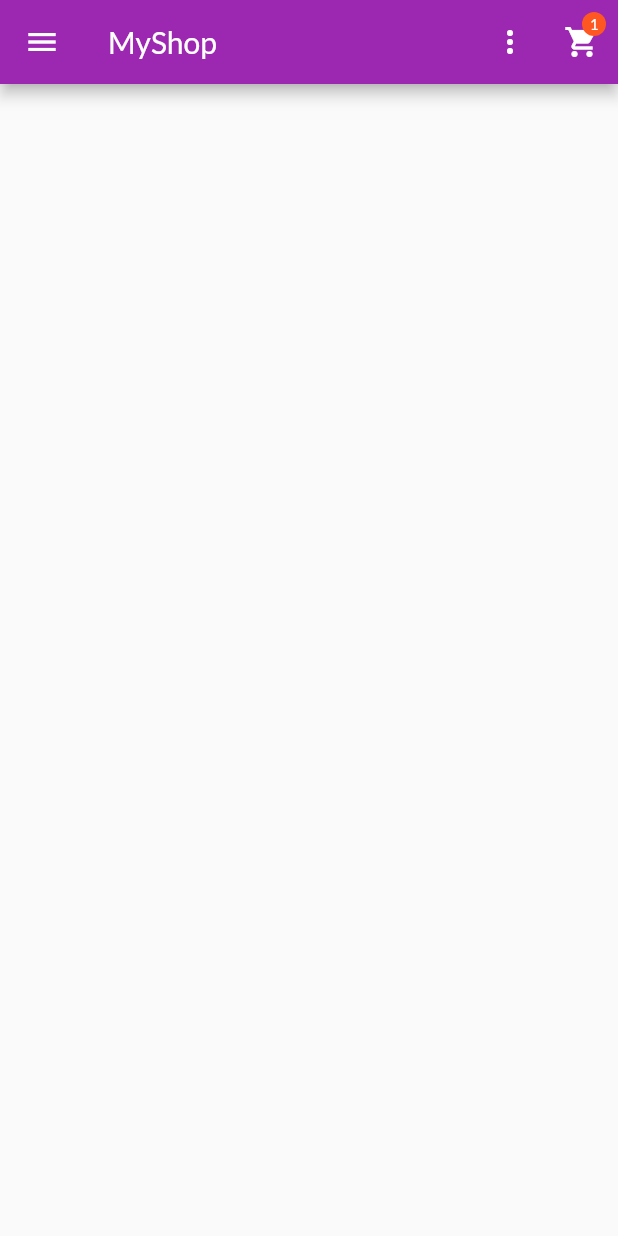
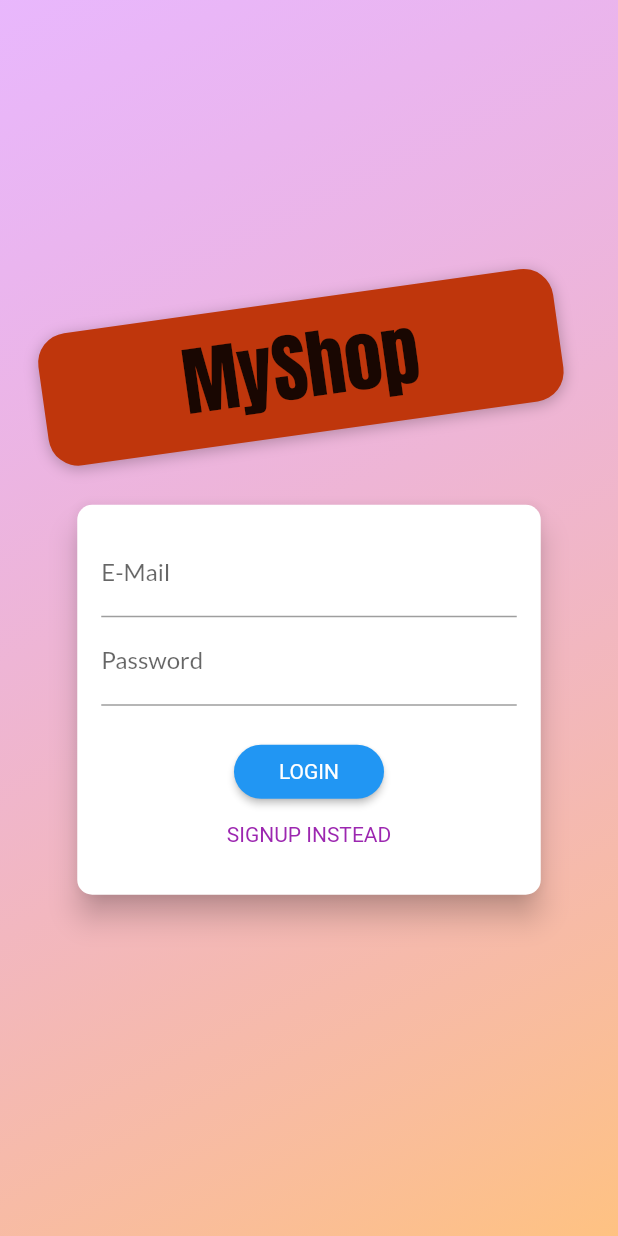
Before and after one commit to atjpta/ct484-myshop, a Flutter app: the screen it shows after launch, on a phone screen of 412 x 824 dp. Run offline on Flutter 3.47's test engine with Material 2 defaults, Android fonts, the phone set to English and light mode, and no system bars; our stand-ins replace flutter_dotenv, shared_preferences.

```diff
--- a/analysis_options.yaml
+++ b/analysis_options.yaml
@@ -22,7 +22,7 @@ linter:
   # `// ignore_for_file: name_of_lint` syntax on the line or in the file
   # producing the lint.
   rules:
-    # avoid_print: false  # Uncomment to disable the `avoid_print` rule
+    avoid_print: false  # Uncomment to disable the `avoid_print` rule
     # prefer_single_quotes: true  # Uncomment to enable the `prefer_single_quotes` rule
 
 # Additional information about this file can be found at
--- a/lib/main.dart
+++ b/lib/main.dart
@@ -1,9 +1,14 @@
 import 'package:flutter/material.dart';
+import 'package:flutter_dotenv/flutter_dotenv.dart';
 import 'package:myshop/ui/screens.dart';
 import 'package:provider/provider.dart';
 import 'ui/products/edit_product_screen.dart';
 
-void main() {
+import 'ui/screens.dart';
+
+Future<void> main() async {
+  // (1) load the .env file
+  await dotenv.load();
   runApp(const MyApp());
 }
 
@@ -15,6 +20,10 @@ class MyApp extends StatelessWidget {
   Widget build(BuildContext context) {
     return MultiProvider(
       providers: [
+        // (2) create and provide AuthManager
+        ChangeNotifierProvider(
+          create: (ctx) => AuthManager(),
+        ),
         ChangeNotifierProvider(
           create: (ctx) => ProductsManager(),
         ),
@@ -25,7 +34,9 @@ class MyApp extends StatelessWidget {
           create: (ctx) => OrdersManager(),
         ),
       ],
-      child: MaterialApp(
+      // (3) consume the AuthManager instance
+      child: Consumer<AuthManager>(builder: (cxt, authManager, child) {
+        return MaterialApp(
           title: 'Myshop',
           debugShowCheckedModeBanner: false,
           theme: ThemeData(
@@ -36,7 +47,15 @@ class MyApp extends StatelessWidget {
               secondary: Colors.deepOrange,
             ),
           ),
-        home: const ProductsOverviewScreen(),
+          home: authManager.isAuth
+              ? const ProductsOverviewScreen()
+              : FutureBuilder(
+                  future: authManager.tryAutoLogin(),
+                  builder: (context, snapshot) {
+                    return snapshot.connectionState == ConnectionState.waiting
+                        ? const SplashScreen()
+                        : const AuthScreen();
+                  }),
           routes: {
             CartScreen.routeName: (ctx) => const CartScreen(),
             OrdersScreen.routeName: (ctx) => const OrdersScreen(),
@@ -66,7 +85,8 @@ class MyApp extends StatelessWidget {
             }
             return null;
           },
-      ),
+        );
+      }),
     );
   }
 }
--- /dev/null
+++ b/lib/models/auth_token.dart
@@ -0,0 +1,48 @@
+class AuthToken {
+  final String _token;
+  final String _userId;
+  final DateTime _expiryDate;
+
+  AuthToken({
+    token,
+    userId,
+    expiryDate,
+  })  : _token = token,
+        _userId = userId,
+        _expiryDate = expiryDate;
+
+  bool get isValid {
+    return token != null;
+  }
+
+  String? get token {
+    if (_expiryDate.isAfter(DateTime.now())) {
+      return _token;
+    }
+    return null;
+  }
+
+  String get userId {
+    return _userId;
+  }
+
+  DateTime get expiryDate {
+    return _expiryDate;
+  }
+
+  Map<String, dynamic> toJson() {
+    return {
+      'authToken': _token,
+      'userId': _userId,
+      'expiryDate': _expiryDate.toIso8601String(),
+    };
+  }
+
+  static AuthToken fromJson(Map<String, dynamic> json) {
+    return AuthToken(
+      token: json['authToken'],
+      userId: json['userId'],
+      expiryDate: DateTime.parse(json['expiryDate']),
+    );
+  }
+}
--- /dev/null
+++ b/lib/models/http_exception.dart
@@ -0,0 +1,30 @@
+class HttpException implements Exception {
+  final String message;
+
+  HttpException(this.message);
+
+  HttpException.firebase(String code)
+      : message = _translateFirebaseErrorCode(code);
+
+  static String _translateFirebaseErrorCode(code) {
+    switch (code) {
+      case 'EMAIL_EXISTS':
+        return 'This email address is already in use';
+      case 'INVALID_EMAIL':
+        return 'This is not a valid email address';
+      case 'WEAK_PASSWORD':
+        return 'This password is too weak';
+      case 'EMAIL_NOT_FOUND':
+        return 'Could not find a user with that email';
+      case 'INVALID_PASSWORD':
+        return 'Invalid password';
+      default:
+        return code;
+    }
+  }
+
+  @override
+  String toString() {
+    return message;
+  }
+}
--- /dev/null
+++ b/lib/ui/auth/app_banner.dart
@@ -0,0 +1,41 @@
+import 'dart:math';
+
+import 'package:flutter/material.dart';
+
+class AppBanner extends StatelessWidget {
+  const AppBanner({
+    Key? key,
+  }) : super(key: key);
+
+  @override
+  Widget build(BuildContext context) {
+    return Container(
+      margin: const EdgeInsets.only(bottom: 20.0),
+      padding: const EdgeInsets.symmetric(
+        vertical: 8.0,
+        horizontal: 94.0,
+      ),
+      transform: Matrix4.rotationZ(-8 * pi / 180)..translate(-10.0),
+      decoration: BoxDecoration(
+        borderRadius: BorderRadius.circular(20),
+        color: Colors.deepOrange.shade900,
+        boxShadow: const [
+          BoxShadow(
+            blurRadius: 8,
+            color: Colors.black26,
+            offset: Offset(0, 2),
+          )
+        ],
+      ),
+      child: Text(
+        'MyShop',
+        style: TextStyle(
+          color: Theme.of(context).textTheme.headline6?.color,
+          fontSize: 50,
+          fontFamily: 'Anton',
+          fontWeight: FontWeight.normal,
+        ),
+      ),
+    );
+  }
+}
--- /dev/null
+++ b/lib/ui/auth/auth_card.dart
@@ -0,0 +1,198 @@
+import 'package:flutter/material.dart';
+import 'package:provider/provider.dart';
+
+import '../../models/http_exception.dart';
+import '../shared/dialog_utils.dart';
+
+import 'auth_manager.dart';
+
+enum AuthMode { signup, login }
+
+class AuthCard extends StatefulWidget {
+  const AuthCard({
+    super.key,
+  });
+
+  @override
+  State<AuthCard> createState() => _AuthCardState();
+}
+
+class _AuthCardState extends State<AuthCard> {
+  final GlobalKey<FormState> _formKey = GlobalKey();
+  AuthMode _authMode = AuthMode.login;
+  final Map<String, String> _authData = {
+    'email': '',
+    'password': '',
+  };
+  final _isSubmitting = ValueNotifier<bool>(false);
+  final _passwordController = TextEditingController();
+
+  Future<void> _submit() async {
+    if (!_formKey.currentState!.validate()) {
+      return;
+    }
+    _formKey.currentState!.save();
+
+    _isSubmitting.value = true;
+
+    try {
+      if (_authMode == AuthMode.login) {
+        // Log user in
+        await context.read<AuthManager>().login(
+              _authData['email']!,
+              _authData['password']!,
+            );
+      } else {
+        // Sign user up
+        await context.read<AuthManager>().signup(
+              _authData['email']!,
+              _authData['password']!,
+            );
+      }
+    } catch (error) {
+      showErrorDialog(
+          context,
+          (error is HttpException)
+              ? error.toString()
+              : 'Authentication failed');
+    }
+
+    _isSubmitting.value = false;
+  }
+
+  void _switchAuthMode() {
+    if (_authMode == AuthMode.login) {
+      setState(() {
+        _authMode = AuthMode.signup;
+      });
+    } else {
+      setState(() {
+        _authMode = AuthMode.login;
+      });
+    }
+  }
+
+  @override
+  Widget build(BuildContext context) {
+    final deviceSize = MediaQuery.of(context).size;
+    return Card(
+      shape: RoundedRectangleBorder(
+        borderRadius: BorderRadius.circular(10.0),
+      ),
+      elevation: 8.0,
+      child: Container(
+        height: _authMode == AuthMode.signup ? 320 : 260,
+        constraints:
+            BoxConstraints(minHeight: _authMode == AuthMode.signup ? 320 : 260),
+        width: deviceSize.width * 0.75,
+        padding: const EdgeInsets.all(16.0),
+        child: Form(
+          key: _formKey,
+          child: SingleChildScrollView(
+            child: Column(
+              children: <Widget>[
+                _buildEmailField(),
+                _buildPasswordField(),
+                if (_authMode == AuthMode.signup) _buildPasswordConfirmField(),
+                const SizedBox(
+                  height: 20,
+                ),
+                ValueListenableBuilder<bool>(
+                  valueListenable: _isSubmitting,
+                  builder: (context, isSubmitting, child) {
+                    if (isSubmitting) {
+                      return const CircularProgressIndicator();
+                    }
+                    return _buildSubmitButton();
+                  },
+                ),
+                _buildAuthModeSwitchButton(),
+              ],
+            ),
+          ),
+        ),
+      ),
+    );
+  }
+
+  Widget _buildAuthModeSwitchButton() {
+    return TextButton(
+      onPressed: _switchAuthMode,
+      style: TextButton.styleFrom(
+        padding: const EdgeInsets.symmetric(horizontal: 30.0, vertical: 4),
+        tapTargetSize: MaterialTapTargetSize.shrinkWrap,
+        textStyle: TextStyle(
+          color: Theme.of(context).primaryColor,
+        ),
+      ),
+      child:
+          Text('${_authMode == AuthMode.login ? 'SIGNUP' : 'LOGIN'} INSTEAD'),
+    );
+  }
+
+  Widget _buildSubmitButton() {
+    return ElevatedButton(
+      onPressed: _submit,
+      style: ElevatedButton.styleFrom(
+        shape: RoundedRectangleBorder(
+          borderRadius: BorderRadius.circular(30),
+        ),
+        primary: Theme.of(context).primaryColor,
+        padding: const EdgeInsets.symmetric(horizontal: 30.0, vertical: 8.0),
+        textStyle: TextStyle(
+          color: Theme.of(context).primaryTextTheme.headline6?.color,
+        ),
+      ),
+      child: Text(_authMode == AuthMode.login ? 'LOGIN' : 'SIGN UP'),
+    );
+  }
+
+  Widget _buildPasswordConfirmField() {
+    return TextFormField(
+      enabled: _authMode == AuthMode.signup,
+      decoration: const InputDecoration(labelText: 'Confirm Password'),
+      obscureText: true,
+      validator: _authMode == AuthMode.signup
+          ? (value) {
+              if (value != _passwordController.text) {
+                return 'Passwords do not match!';
+              }
+              return null;
+            }
+          : null,
+    );
+  }
+
+  Widget _buildPasswordField() {
+    return TextFormField(
+      decoration: const InputDecoration(labelText: 'Password'),
+      obscureText: true,
+      controller: _passwordController,
+      validator: (value) {
+        if (value == null || value.length < 5) {
+          return 'Password is too short!';
+        }
+        return null;
+      },
+      onSaved: (value) {
+        _authData['password'] = value!;
+      },
+    );
+  }
+
+  Widget _buildEmailField() {
+    return TextFormField(
+      decoration: const InputDecoration(labelText: 'E-Mail'),
+      keyboardType: TextInputType.emailAddress,
+      validator: (value) {
+        if (value!.isEmpty || !value.contains('@')) {
+          return 'Invalid email!';
+        }
+        return null;
+      },
+      onSaved: (value) {
+        _authData['email'] = value!;
+      },
+    );
+  }
+}
--- /dev/null
+++ b/lib/ui/auth/auth_manager.dart
@@ -0,0 +1,64 @@
+import 'dart:async';
+
+import 'package:flutter/foundation.dart';
+
+import '../../models/auth_token.dart';
+import '../../services/auth_service.dart';
+
+class AuthManager with ChangeNotifier {
+  AuthToken? _authToken;
+  Timer? _authTimer;
+
+  final AuthService _authService = AuthService();
+
+  bool get isAuth {
+    return authToken != null && authToken!.isValid;
+  }
+
+  AuthToken? get authToken {
+    return _authToken;
+  }
+
+  void _setAuthToken(AuthToken token) {
+    _authToken = token;
+    _autoLogout();
+    notifyListeners();
+  }
+
+  Future<void> signup(String email, String password) async {
+    _setAuthToken(await _authService.signup(email, password));
+  }
+
+  Future<void> login(String email, String password) async {
+    _setAuthToken(await _authService.login(email, password));
+  }
+
+  Future<bool> tryAutoLogin() async {
+    final savedToken = await _authService.loadSavedAuthToken();
+    if (savedToken == null) {
+      return false;
+    }
+
+    _setAuthToken(savedToken);
+    return true;
+  }
+
+  Future<void> logout() async {
+    _authToken = null;
+    if (_authTimer != null) {
+      _authTimer!.cancel();
+      _authTimer = null;
+    }
+    notifyListeners();
+    _authService.clearSavedAuthToken();
+  }
+
+  void _autoLogout() {
+    if (_authTimer != null) {
+      _authTimer!.cancel();
+    }
+    final timeToExpiry =
+        _authToken!.expiryDate.difference(DateTime.now()).inSeconds;
+    _authTimer = Timer(Duration(seconds: timeToExpiry), logout);
+  }
+}
--- /dev/null
+++ b/lib/ui/auth/auth_screen.dart
@@ -0,0 +1,54 @@
+import 'package:flutter/material.dart';
+
+import 'auth_card.dart';
+import 'app_banner.dart';
+
+class AuthScreen extends StatelessWidget {
+  static const routeName = '/auth';
+
+  const AuthScreen({super.key});
+
+  @override
+  Widget build(BuildContext context) {
+    final deviceSize = MediaQuery.of(context).size;
+    return Scaffold(
+      // resizeToAvoidBottomInset: false,
+      body: Stack(
+        children: <Widget>[
+          Container(
+            decoration: BoxDecoration(
+              gradient: LinearGradient(
+                colors: [
+                  const Color.fromRGBO(215, 117, 255, 1).withOpacity(0.5),
+                  const Color.fromRGBO(255, 188, 117, 1).withOpacity(0.9),
+                ],
+                begin: Alignment.topLeft,
+                end: Alignment.bottomRight,
+                stops: const [0, 1],
+              ),
+            ),
+          ),
+          SingleChildScrollView(
+            child: SizedBox(
+              height: deviceSize.height,
+              width: deviceSize.width,
+              child: Column(
+                mainAxisAlignment: MainAxisAlignment.center,
+                crossAxisAlignment: CrossAxisAlignment.center,
+                children: <Widget>[
+                  const Flexible(
+                    child: AppBanner(),
+                  ),
+                  Flexible(
+                    flex: deviceSize.width > 600 ? 2 : 1,
+                    child: const AuthCard(),
+                  ),
+                ],
+              ),
+            ),
+          ),
+        ],
+      ),
+    );
+  }
+}
--- a/lib/ui/products/products_manager.dart
+++ b/lib/ui/products/products_manager.dart
@@ -3,42 +3,42 @@ import 'package:flutter/foundation.dart';
 
 class ProductsManager with ChangeNotifier {
   final List<Product> _items = [
-    // Product(
-    //   id: 'p1',
-    //   title: 'Red Shirt',
-    //   description: 'A red shirt - it is pretty red!',
-    //   price: 29.99,
-    //   imageUrl:
-    //       'https://cdn.pixabay.com/photo/2016/10/02/22/17/red-t-shirt-1710578_1280.jpg',
-    //   isFavorite: true,
-    // ),
-    // Product(
-    //   id: 'p2',
-    //   title: 'Trousers',
-    //   description: 'A nice pair of trousers.',
-    //   price: 59.99,
-    //   imageUrl:
-    //       'https://upload.wikimedia.org/wikipedia/commons/thumb/e/e8/Trousers%2C_dress_%28AM_1960.022-8%29.jpg/512px-Trousers%2C_dress_%28AM_1960.022-8%29.jpg',
-    //   isFavorite: false,
-    // ),
-    // Product(
-    //   id: 'p3',
-    //   title: 'Yellow Scarf',
-    //   description: 'Warm and cozy - exactly what you need for the winter.',
-    //   price: 19.99,
-    //   imageUrl:
-    //       'https://live.staticflickr.com/4043/4438260868_cc79b3369d_z.jpg',
-    //   isFavorite: false,
-    // ),
-    // Product(
-    //   id: 'p4',
-    //   title: 'A Pan',
-    //   description: 'Prepare any meal you want.',
-    //   price: 49.99,
-    //   imageUrl:
-    //       'https://upload.wikimedia.org/wikipedia/commons/thumb/1/14/Cast-Iron-Pan.jpg/1024px-Cast-Iron-Pan.jpg',
-    //   isFavorite: true,
-    // ),
+    Product(
+      id: 'p1',
+      title: 'Red Shirt',
+      description: 'A red shirt - it is pretty red!',
+      price: 29.99,
+      imageUrl:
+          'https://cdn.pixabay.com/photo/2016/10/02/22/17/red-t-shirt-1710578_1280.jpg',
+      isFavorite: true,
+    ),
+    Product(
+      id: 'p2',
+      title: 'Trousers',
+      description: 'A nice pair of trousers.',
+      price: 59.99,
+      imageUrl:
+          'https://upload.wikimedia.org/wikipedia/commons/thumb/e/e8/Trousers%2C_dress_%28AM_1960.022-8%29.jpg/512px-Trousers%2C_dress_%28AM_1960.022-8%29.jpg',
+      isFavorite: false,
+    ),
+    Product(
+      id: 'p3',
+      title: 'Yellow Scarf',
+      description: 'Warm and cozy - exactly what you need for the winter.',
+      price: 19.99,
+      imageUrl:
+          'https://live.staticflickr.com/4043/4438260868_cc79b3369d_z.jpg',
+      isFavorite: false,
+    ),
+    Product(
+      id: 'p4',
+      title: 'A Pan',
+      description: 'Prepare any meal you want.',
+      price: 49.99,
+      imageUrl:
+          'https://upload.wikimedia.org/wikipedia/commons/thumb/1/14/Cast-Iron-Pan.jpg/1024px-Cast-Iron-Pan.jpg',
+      isFavorite: true,
+    ),
   ];
 
   int get itemCount {
--- a/pubspec.yaml
+++ b/pubspec.yaml
@@ -31,7 +31,9 @@ dependencies:
   flutter:
     sdk: flutter
   provider: ^6.0.3
-
+  flutter_dotenv: ^5.0.2
+  http: ^0.13.4
+  shared_preferences: ^2.0.15
 
 
   # The following adds the Cupertino Icons font to your application.
@@ -59,6 +61,8 @@ flutter:
   # included with your application, so that you can use the icons in
   # the material Icons class.
   uses-material-design: true
+  assets:
+  - .env
   fonts:
     - family: Lato
       fonts:
```
Also changed, not shown: lib/services/auth_service.dart (added, +98 -0 lines), lib/ui/screens.dart (+7 -0 lines), lib/ui/shared/app_drawer.dart (+12 -0 lines), lib/ui/splash_screen.dart (added, +14 -0 lines), pubspec.lock, 2 other files. Lines whose indentation alone changed are shown as unchanged.
